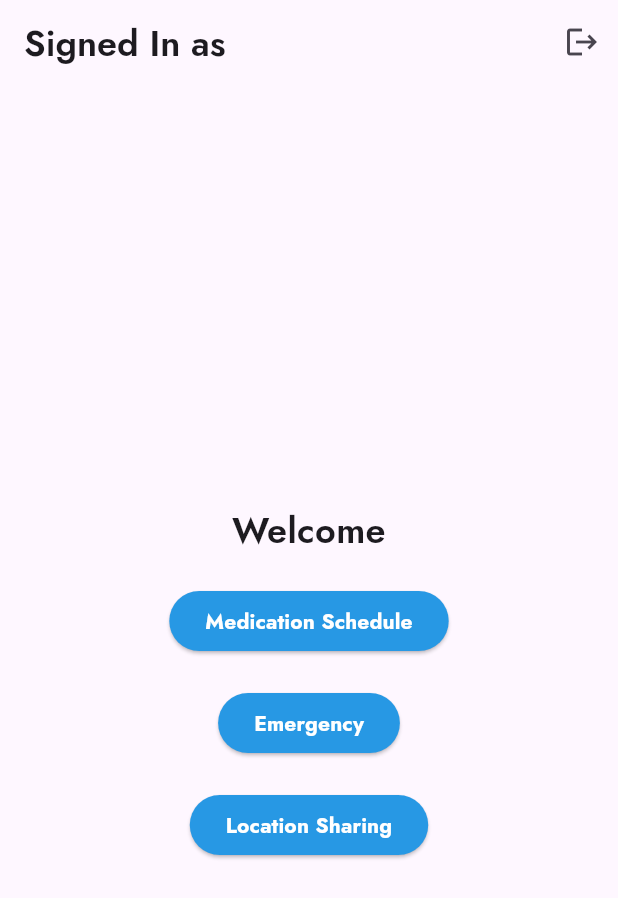
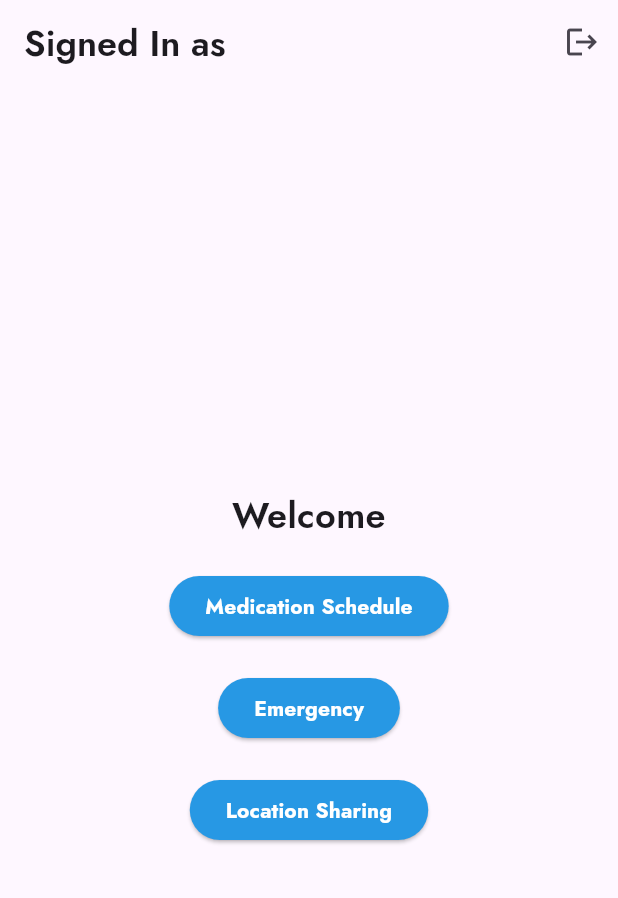
Before and after one commit to shadabtanjeed/ElderRing, a Flutter app: the screen it shows once a user with an empty profile is signed in, on a phone screen of 412 x 824 dp. Shown: the top 898 px of the screen. Run offline on Flutter 3.47's test engine with Material 3 defaults, Android fonts, the phone set to English and light mode, and no system bars; our stand-ins replace cloud_firestore, firebase_auth, firebase_core, fluttertoast, geolocator, random_string; accounts and stored records are empty.

Commit message:
Update home_page.dart

```diff
--- a/elder_ring/lib/home_page.dart
+++ b/elder_ring/lib/home_page.dart
@@ -37,7 +37,7 @@ class HomePageState extends State<HomePage> {
       ),
       body: Center(
         child: Padding(
-          padding: const EdgeInsets.only(top: 30.0),
+          padding: const EdgeInsets.only(top: 10.0),
           child: Column(
             mainAxisAlignment: MainAxisAlignment.center,
             children: [
```
